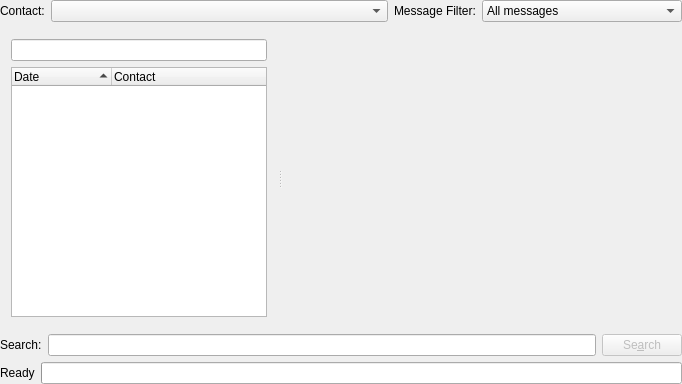
This is plugins/history/historyviewer.ui in KDE/kopete as Qt 5 draws it before an edit. The edited form follows.
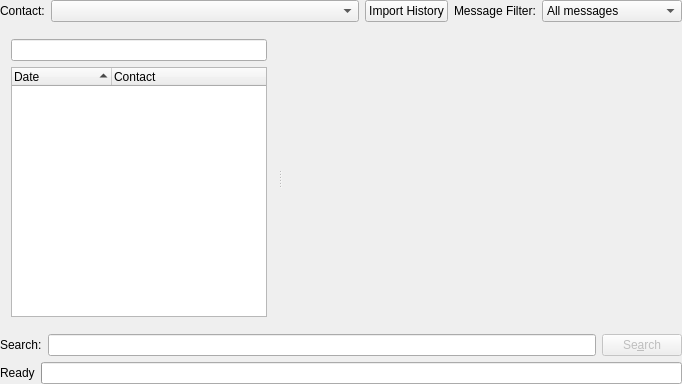
This is the edited form. Custom widgets are drawn as their Qt base class.

Commit message:
Add the ability to import Pidgin logs into Kopete.
Patch by Timo Schlüßler. Thanks!

This will be in KDE 4.3. Please note that this is not a generic history
import feature. It only handles Pidgin logs.
CCMAIL:timo@schluessler.org

```diff
--- a/plugins/history/historyviewer.ui
+++ b/plugins/history/historyviewer.ui
@@ -50,6 +50,13 @@
        </property>
       </widget>
      </item>
+     <item>
+      <widget class="QPushButton" name="importHistory" >
+       <property name="text" >
+        <string>Import History</string>
+       </property>
+      </widget>
+     </item>
      <item>
       <widget class="QLabel" name="textLabel1_2" >
        <property name="text" >
@@ -67,7 +74,7 @@
        </property>
        <property name="minimumSize" >
         <size>
-         <width>200</width>
+         <width>140</width>
          <height>0</height>
         </size>
        </property>
```
The commit also changes 6 other files.
